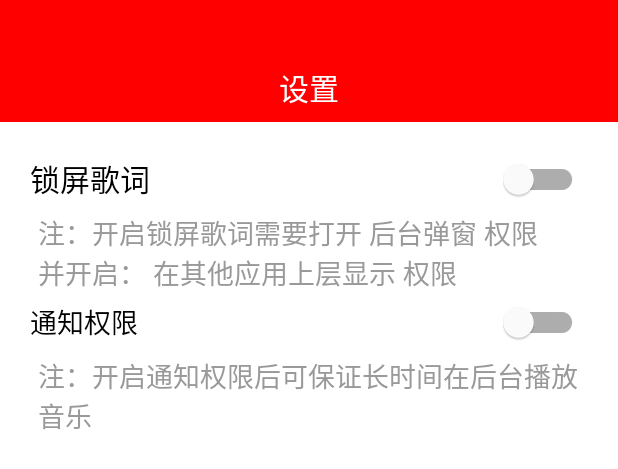
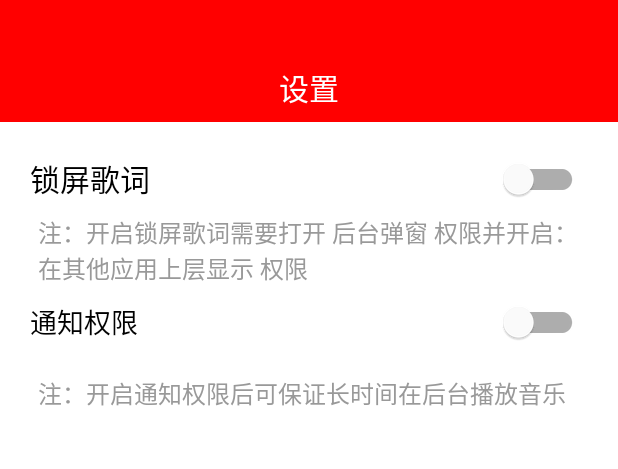
Before and after one commit to wgllss/SSMusic, an Android app: the layout fragment_setting.xml on its own in the app's theme, with its tools: preview values and no code run, on a phone screen of 412 x 824 dp. Shown: the top 469 px of the screen. Run offline under Robolectric (Android 15) with nearby library versions, the phone set to English and light mode, and no system bars.

Commit message:
toast 修改

```diff
--- a/app/src/main/java/com/wgllss/ssmusic/core/fragment/BaseMVVMFragment.kt
+++ b/app/src/main/java/com/wgllss/ssmusic/core/fragment/BaseMVVMFragment.kt
@@ -52,6 +52,7 @@ abstract class BaseMVVMFragment<VM : BaseViewModel, DB : ViewDataBinding>(@Layou
      * 监听当前ViewModel中 showDialog和error的值
      */
     protected open fun initObserve() {
+        if (!activitySameViewModel())
             viewModel?.run {
                 showUIDialog.observe(viewLifecycleOwner, Observer { it ->
                     if (it.isShow) showloading(it.msg) else hideLoading()
--- a/app/src/main/java/com/wgllss/ssmusic/core/widget/CommonToast.kt
+++ b/app/src/main/java/com/wgllss/ssmusic/core/widget/CommonToast.kt
@@ -119,7 +119,7 @@ class CommonToast {
                         toastText!!.layoutParams = LinearLayout.LayoutParams(width, height)
                         toastLayout.rotation = rotation.toFloat()
                     }
-                    toastText!!.setTextSize(TypedValue.COMPLEX_UNIT_DIP, 28f)
+                    toastText!!.setTextSize(TypedValue.COMPLEX_UNIT_DIP, 16f)
                     toastText!!.setPadding(size, size, size, size)
                     toastText!!.gravity = Gravity.CENTER
                     if (toastBackgroundId != -1) {
--- a/app/src/main/java/com/wgllss/ssmusic/features_ui/page/home/fragment/SettingFragment.kt
+++ b/app/src/main/java/com/wgllss/ssmusic/features_ui/page/home/fragment/SettingFragment.kt
@@ -73,6 +73,7 @@ class SettingFragment @Inject constructor() : BaseMVVMFragment<HomeViewModel, Fr
                 }
             }
         }
+        setNotificationPermissions()
     }
 
     private fun setNotificationPermissions() {
--- a/app/src/main/res/layout/fragment_setting.xml
+++ b/app/src/main/res/layout/fragment_setting.xml
@@ -72,9 +72,9 @@
             android:gravity="center_vertical"
             android:paddingLeft="25dp"
             android:paddingRight="25dp"
-            android:text="注：开启锁屏歌词需要打开 后台弹窗 权限\n并开启： 在其他应用上层显示 权限"
+            android:text="注：开启锁屏歌词需要打开 后台弹窗 权限并开启： 在其他应用上层显示 权限"
             android:textColor="@color/color_999999"
-            android:textSize="18dp"
+            android:textSize="16dp"
             app:layout_constraintLeft_toLeftOf="parent"
             app:layout_constraintRight_toRightOf="parent"
             app:layout_constraintTop_toBottomOf="@id/material_locker_setting" />
@@ -113,7 +113,7 @@
             android:paddingRight="25dp"
             android:text="注：开启通知权限后可保证长时间在后台播放音乐"
             android:textColor="@color/color_999999"
-            android:textSize="18dp"
+            android:textSize="16dp"
             app:layout_constraintLeft_toLeftOf="parent"
             app:layout_constraintRight_toRightOf="parent"
             app:layout_constraintTop_toBottomOf="@id/material_notification" />
```
Lines whose indentation alone changed are shown as unchanged.
